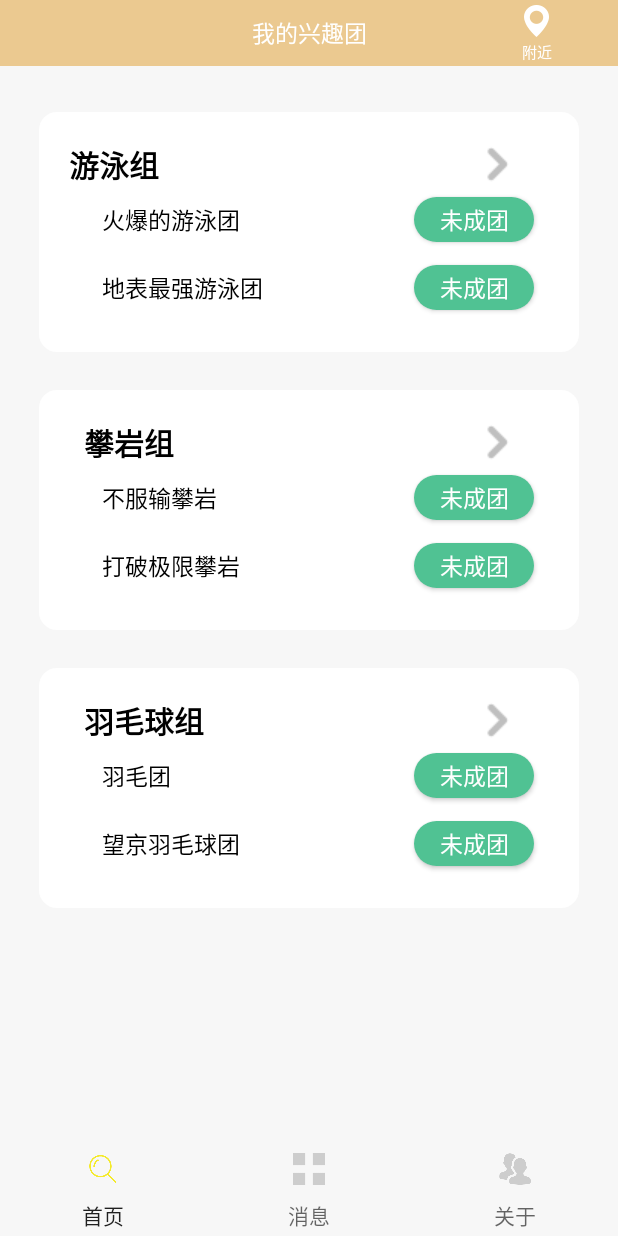
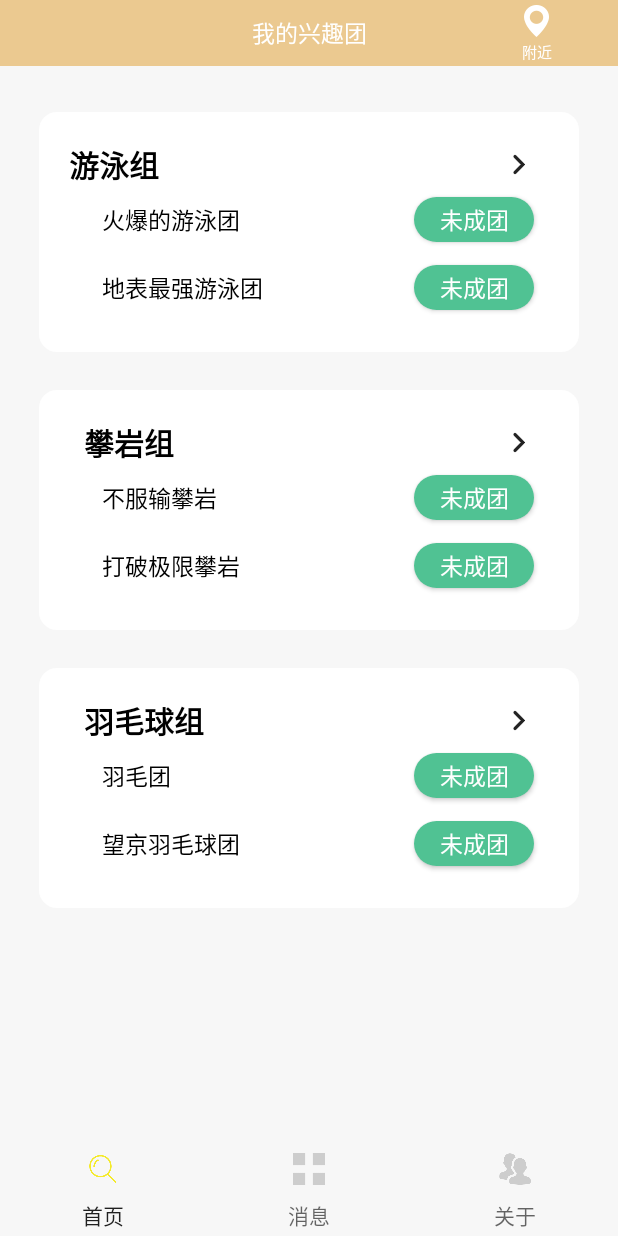
Before and after one commit to WeihaoJiang/sport, an Android app: the screen it shows after launch (MainActivity), on a phone screen of 412 x 824 dp. Run offline under Robolectric (Android 15) with nearby library versions, the phone set to English and light mode, and no system bars; our stand-ins replace CircleImageView, EventBus; libraries missing offline, so code that uses them is left out: com.alibaba.fastjson, com.avos.avoscloud; 1 statement that could not run was skipped.

Commit message:
update:颜色

```diff
--- a/app/src/main/res/layout/layout_home.xml
+++ b/app/src/main/res/layout/layout_home.xml
@@ -57,12 +57,12 @@
 
             <ImageView
                 android:id="@+id/iv_swimming_back"
-                android:layout_width="30dp"
-                android:layout_height="30dp"
+                android:layout_width="wrap_content"
+                android:layout_height="wrap_content"
                 android:layout_alignParentRight="true"
-                android:layout_marginRight="@dimen/dp_20"
-                android:scaleType="center"
-                android:src="@drawable/arrow_more_profile" />
+                android:padding="8dp"
+                android:layout_centerVertical="true"
+                android:src="@drawable/arrow_more" />
 
             <TextView
                 android:id="@+id/group_name"
@@ -99,12 +99,12 @@
 
             <ImageView
                 android:id="@+id/iv_climb_back"
-                android:layout_width="30dp"
-                android:layout_height="30dp"
+                android:layout_width="wrap_content"
+                android:layout_height="wrap_content"
                 android:layout_alignParentRight="true"
-                android:layout_marginRight="@dimen/dp_20"
-                android:scaleType="center"
-                android:src="@drawable/arrow_more_profile" />
+                android:padding="8dp"
+                android:layout_centerVertical="true"
+                android:src="@drawable/arrow_more" />
 
             <TextView
                 android:id="@+id/climb_group_name"
@@ -144,12 +144,12 @@
 
             <ImageView
                 android:id="@+id/iv_badminton_back"
-                android:layout_width="30dp"
-                android:layout_height="30dp"
+                android:layout_width="wrap_content"
+                android:layout_height="wrap_content"
                 android:layout_alignParentRight="true"
-                android:layout_marginRight="@dimen/dp_20"
-                android:scaleType="center"
-                android:src="@drawable/arrow_more_profile" />
+                android:padding="8dp"
+                android:layout_centerVertical="true"
+                android:src="@drawable/arrow_more" />
 
             <TextView
                 android:id="@+id/badminton_group_name"
```
Also changed, not shown: app/src/main/res/drawable/arrow_more.png (added).
